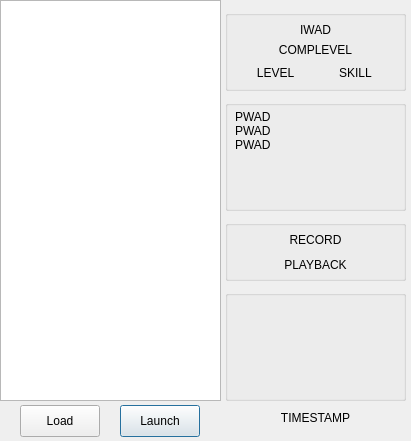
This is src/historylist.ui in Pedro-Beirao/dsda-launcher as Qt 5 draws it before an edit. The edited form follows.
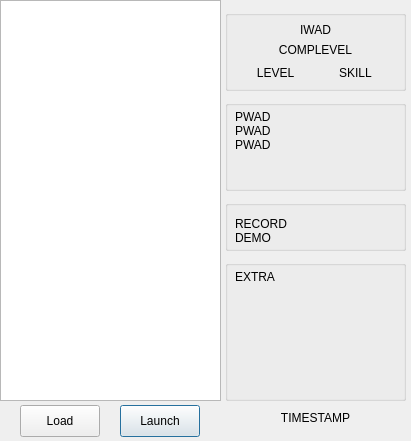
This is the edited form.

Commit message: Finish the history items details

Patch:
```diff
--- a/src/historylist.ui
+++ b/src/historylist.ui
@@ -166,7 +166,7 @@
      <x>225</x>
      <y>100</y>
      <width>181</width>
-     <height>111</height>
+     <height>91</height>
     </rect>
    </property>
    <property name="title">
@@ -178,7 +178,7 @@
       <x>10</x>
       <y>10</y>
       <width>161</width>
-      <height>91</height>
+      <height>71</height>
      </rect>
     </property>
     <property name="text">
@@ -195,9 +195,9 @@
    <property name="geometry">
     <rect>
      <x>225</x>
-     <y>220</y>
+     <y>200</y>
      <width>181</width>
-     <height>61</height>
+     <height>51</height>
     </rect>
    </property>
    <property name="title">
@@ -206,33 +206,18 @@
    <widget class="QLabel" name="playbackDemo_label">
     <property name="geometry">
      <rect>
-      <x>0</x>
-      <y>35</y>
-      <width>181</width>
-      <height>20</height>
-     </rect>
-    </property>
-    <property name="text">
-     <string>PLAYBACK</string>
-    </property>
-    <property name="alignment">
-     <set>Qt::AlignCenter</set>
-    </property>
-   </widget>
-   <widget class="QLabel" name="recordDemo_label">
-    <property name="geometry">
-     <rect>
-      <x>0</x>
+      <x>10</x>
       <y>10</y>
-      <width>181</width>
-      <height>20</height>
+      <width>161</width>
+      <height>41</height>
      </rect>
     </property>
     <property name="text">
-     <string>RECORD</string>
+     <string>RECORD
+DEMO</string>
     </property>
     <property name="alignment">
-     <set>Qt::AlignCenter</set>
+     <set>Qt::AlignLeading|Qt::AlignLeft|Qt::AlignVCenter</set>
     </property>
    </widget>
   </widget>
@@ -240,14 +225,33 @@
    <property name="geometry">
     <rect>
      <x>225</x>
-     <y>290</y>
+     <y>260</y>
      <width>181</width>
-     <height>111</height>
+     <height>141</height>
     </rect>
    </property>
    <property name="title">
     <string/>
    </property>
+   <widget class="QLabel" name="extra_label">
+    <property name="geometry">
+     <rect>
+      <x>10</x>
+      <y>10</y>
+      <width>161</width>
+      <height>121</height>
+     </rect>
+    </property>
+    <property name="text">
+     <string>EXTRA</string>
+    </property>
+    <property name="alignment">
+     <set>Qt::AlignLeading|Qt::AlignLeft|Qt::AlignTop</set>
+    </property>
+    <property name="wordWrap">
+     <bool>true</bool>
+    </property>
+   </widget>
   </widget>
  </widget>
  <resources/>
```
Left out of the diff: 2 changed lines with no effect on the pictures. The commit also changes 1 other file.
